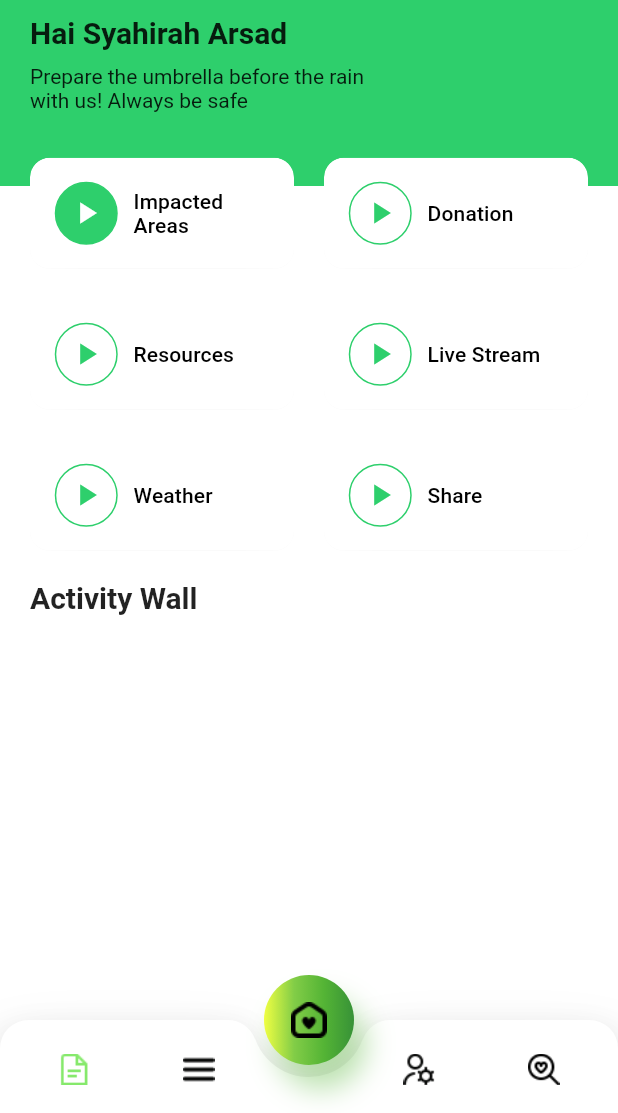
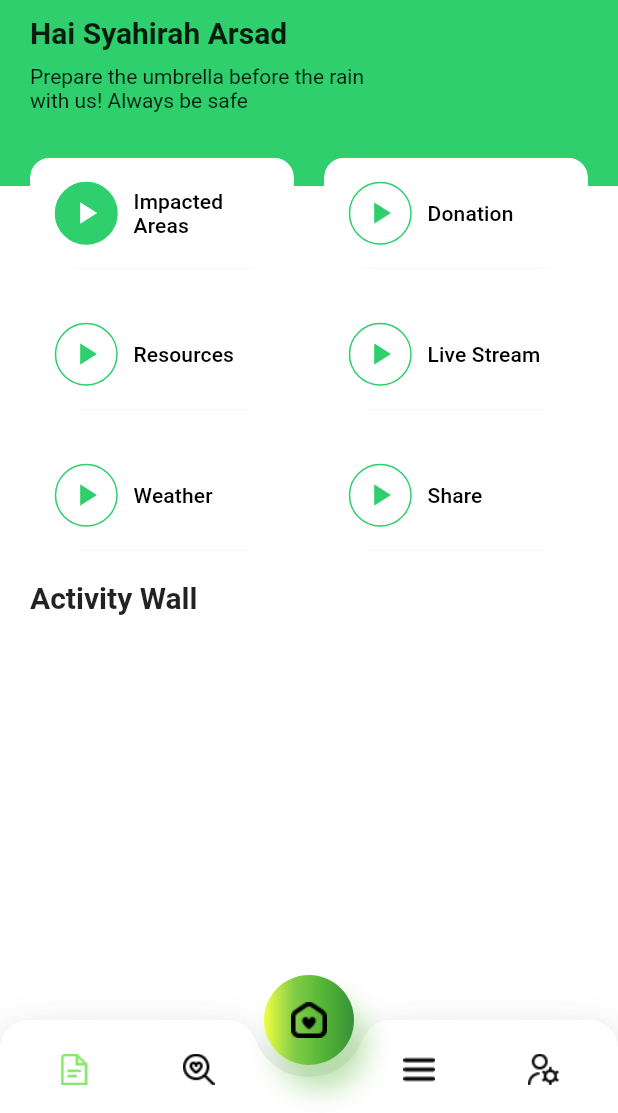
Before and after one commit to Syahirah19/NatZard, a Flutter app: the screen it shows after launch, on a phone screen of 412 x 824 dp, the part 123-1236 px from its top. Run offline on Flutter 3.47's test engine with Material 2 defaults, Android fonts, the phone set to English and light mode, and no system bars; our stand-ins replace cloud_firestore, firebase_core, flutter_svg, geolocator, get, latlong2 and 3 more; accounts and stored records are empty; Roboto replaces fonts that are missing (Work Sans).

Commit message:
version 23july

```diff
--- a/lib/Screens/MainDashboard/details_screen.dart
+++ b/lib/Screens/MainDashboard/details_screen.dart
@@ -1,8 +1,5 @@
 import 'package:flutter/material.dart';
-import 'package:flutter_svg/svg.dart';
 import 'package:natzard/Screens/Weather/weather_screen.dart';
-import 'package:natzard/System/bottom_nav_view.dart';
-import 'package:natzard/System/tab_icons/tabicon_data.dart';
 
 import '../../contants.dart';
 // import 'components/bottom_nav_bar.dart';
--- a/lib/Screens/Weather/weather_screen.dart
+++ b/lib/Screens/Weather/weather_screen.dart
@@ -62,7 +62,7 @@ class _HomeScreenState extends State<HomeScreen> {
             if (weatherProv.isLocationError) return const LocationError();
             return Column(
               children: [
-                const SearchBar(),
+                // const SearchBar(),
                 Center(
                   child: SmoothPageIndicator(
                     controller: _pageController,
--- a/lib/System/tab_icons/tabicon_data.dart
+++ b/lib/System/tab_icons/tabicon_data.dart
@@ -25,22 +25,22 @@ class TabIconData {
       animationController: null,
     ),
     TabIconData(
+      imagePath: 'assets/icons/search.png',
+      selectedImagePath: 'assets/icons/search_s.png',
+      index: 1,
+      isSelected: false,
+      animationController: null,
+    ),
+    TabIconData(
       imagePath: 'assets/icons/menu.png',
       selectedImagePath: 'assets/icons/menu_s.png',
-      index: 1,
+      index: 2,
       isSelected: false,
       animationController: null,
     ),
     TabIconData(
       imagePath: 'assets/icons/user.png',
       selectedImagePath: 'assets/icons/user_s.png',
-      index: 2,
-      isSelected: false,
-      animationController: null,
-    ),
-    TabIconData(
-      imagePath: 'assets/icons/search.png',
-      selectedImagePath: 'assets/icons/search_s.png',
       index: 3,
       isSelected: false,
       animationController: null,
--- a/lib/main.dart
+++ b/lib/main.dart
@@ -1,11 +1,11 @@
 import 'package:firebase_core/firebase_core.dart';
 import 'package:flutter/material.dart';
-import 'package:flutter_svg/svg.dart';
+// import 'package:flutter_svg/svg.dart';
 import 'package:get/get.dart';
 import 'package:natzard/System/system_screen.dart';
 import 'package:natzard/contants.dart';
 import 'package:provider/provider.dart';
-import 'Screens/MainDashboard/details_screen.dart';
+// import 'Screens/MainDashboard/details_screen.dart';
 import 'Screens/Weather/provider/weather_provider.dart';
 import 'firebase_options.dart';
 
```
Also changed, not shown: assets/icons/menu_s.png.
